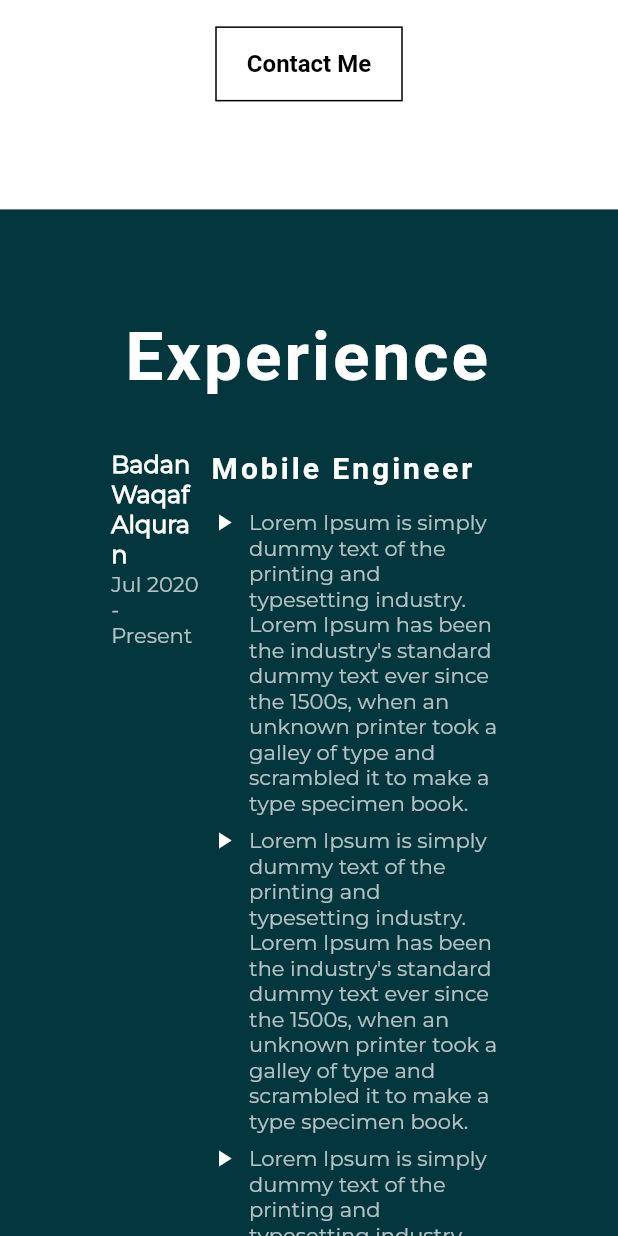
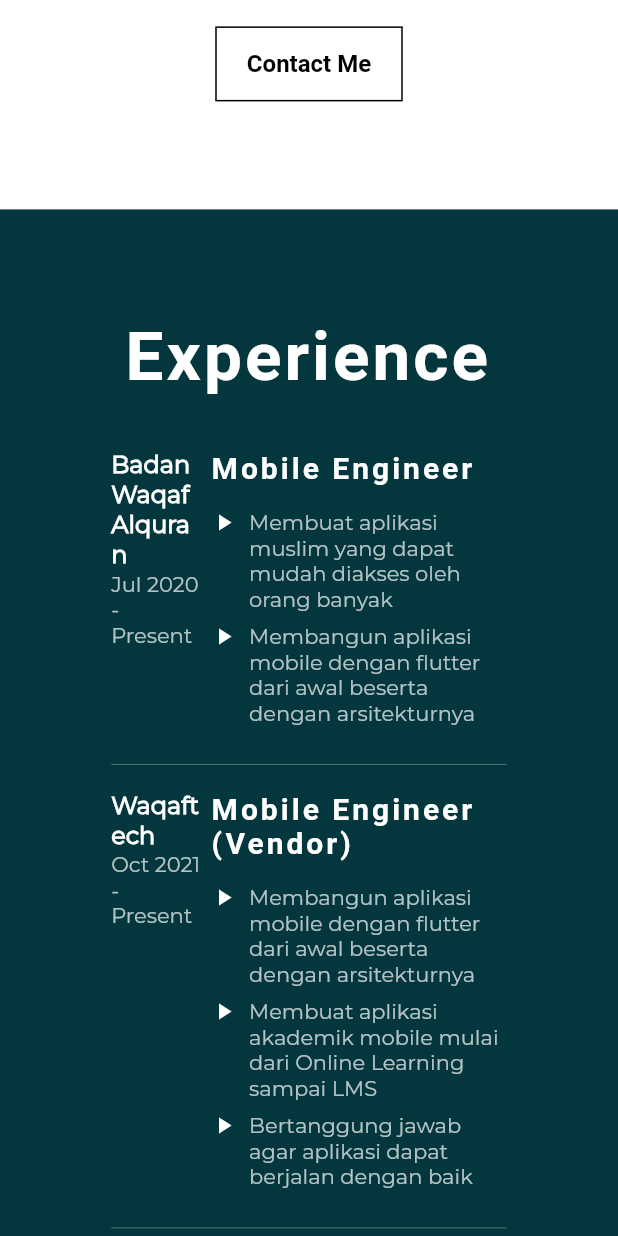
Before and after one commit to zuludin04/portfolio, a Flutter app: the screen it shows after launch, scrolled down 1152 dp, on a phone screen of 412 x 824 dp. Run offline on Flutter 3.47's test engine with Material 2 defaults, Android fonts, the phone set to English and light mode, and no system bars; drawn by our look-alikes of animated_background; our stand-ins replace flutter_svg, get, sliver_tools; missing offline and left inert: dart:html.

Commit message:
use data for experience dan project

```diff
--- a/lib/utils/contants.dart
+++ b/lib/utils/contants.dart
@@ -8,18 +8,14 @@ import 'package:portfolio/ui/widgets/sliding_button.dart';
 var about =
     "Hallo, saya Zulfikar Mauludin. Saya seorang front-end developer yang berfokus pada aplikasi mobile. Mulai terjun ke dunia developer pada tahun 2017, karena menurut saya membuat aplikasi itu seperti menyelesaikan puzzle dalam kehidupan sehari-hari. Saat ini saya sedang mengerjakan 2 aplikasi utama, yaitu aplikasi muslim dan juga online learning.";
 
-var lorem =
-    'Lorem Ipsum is simply dummy text of the printing and typesetting industry. Lorem Ipsum has been the industry\'s standard dummy text ever since the 1500s, when an unknown printer took a galley of type and scrambled it to make a type specimen book.';
-
 var experiences = [
   Experience(
     company: 'Badan Waqaf Alquran',
     duration: 'Jul 2020 - Present',
     position: 'Mobile Engineer',
     tasks: [
-      'Lorem Ipsum is simply dummy text of the printing and typesetting industry. Lorem Ipsum has been the industry\'s standard dummy text ever since the 1500s, when an unknown printer took a galley of type and scrambled it to make a type specimen book.',
-      'Lorem Ipsum is simply dummy text of the printing and typesetting industry. Lorem Ipsum has been the industry\'s standard dummy text ever since the 1500s, when an unknown printer took a galley of type and scrambled it to make a type specimen book.',
-      'Lorem Ipsum is simply dummy text of the printing and typesetting industry. Lorem Ipsum has been the industry\'s standard dummy text ever since the 1500s, when an unknown printer took a galley of type and scrambled it to make a type specimen book.',
+      'Membuat aplikasi muslim yang dapat mudah diakses oleh orang banyak',
+      'Membangun aplikasi mobile dengan flutter dari awal beserta dengan arsitekturnya',
     ],
   ),
   Experience(
@@ -27,9 +23,9 @@ var experiences = [
     duration: 'Oct 2021 - Present',
     position: 'Mobile Engineer (Vendor)',
     tasks: [
-      'Lorem Ipsum is simply dummy text of the printing and typesetting industry. Lorem Ipsum has been the industry\'s standard dummy text ever since the 1500s, when an unknown printer took a galley of type and scrambled it to make a type specimen book.',
-      'Lorem Ipsum is simply dummy text of the printing and typesetting industry. Lorem Ipsum has been the industry\'s standard dummy text ever since the 1500s, when an unknown printer took a galley of type and scrambled it to make a type specimen book.',
-      'Lorem Ipsum is simply dummy text of the printing and typesetting industry. Lorem Ipsum has been the industry\'s standard dummy text ever since the 1500s, when an unknown printer took a galley of type and scrambled it to make a type specimen book.',
+      'Membangun aplikasi mobile dengan flutter dari awal beserta dengan arsitekturnya',
+      'Membuat aplikasi akademik mobile mulai dari Online Learning sampai LMS',
+      'Bertanggung jawab agar aplikasi dapat berjalan dengan baik',
     ],
   ),
   Experience(
@@ -37,9 +33,9 @@ var experiences = [
     duration: 'Jan 2020 - Jun 2020',
     position: 'Mobile Engineer',
     tasks: [
-      'Lorem Ipsum is simply dummy text of the printing and typesetting industry. Lorem Ipsum has been the industry\'s standard dummy text ever since the 1500s, when an unknown printer took a galley of type and scrambled it to make a type specimen book.',
-      'Lorem Ipsum is simply dummy text of the printing and typesetting industry. Lorem Ipsum has been the industry\'s standard dummy text ever since the 1500s, when an unknown printer took a galley of type and scrambled it to make a type specimen book.',
-      'Lorem Ipsum is simply dummy text of the printing and typesetting industry. Lorem Ipsum has been the industry\'s standard dummy text ever since the 1500s, when an unknown printer took a galley of type and scrambled it to make a type specimen book.',
+      'Bertanggung jawab agar fitur Replenishment berjalan dengan baik pada aplikasi Toyota (TMIIN)',
+      'Memastikan agar aplikasi BisaBerbagi bisa release dan semua fitur dapat berjalan dengan baik',
+      'Memperbaiki kode aplikasi BisaBerbagi agar lebih robust',
     ],
   ),
 ];
@@ -47,7 +43,7 @@ var experiences = [
 var projects = [
   Project(
     name: 'Mumtaaz',
-    description: lorem,
+    description: 'Aplikasi muslim untuk Wakif (user) BWA agar bisa berdonasi dengan mudah',
     image: 'assets/Mumtaaz.png',
     company: 'BWA',
     link: Link(
@@ -62,7 +58,7 @@ var projects = [
   ),
   Project(
     name: 'Pintar Kerja',
-    description: lorem,
+    description: 'Aplikasi online learning berbasis Flutter yang bisa dipakai oleh siapa saja',
     image: 'assets/pintar-kerja.png',
     company: 'Waqaftech',
     link: Link(type: 2, url: ''),
@@ -74,7 +70,7 @@ var projects = [
   ),
   Project(
     name: 'During',
-    description: lorem,
+    description: 'Aplikasi pencacatan pengeluaran dan pemasukan, agar dapat dengan mudah ditinjau',
     image: 'assets/Mumtaaz.png',
     company: 'Personal',
     link: Link(
@@ -89,9 +85,9 @@ var projects = [
   ),
   Project(
     name: 'Bisa Berbagi',
-    description: lorem,
+    description: 'Apliasi berbasis muslimah yang juga menampung salah satu produk PT. Amanah yaitu BerbagiLink',
     image: 'assets/bisaberbagi.jpg',
-    company: 'Amanah',
+    company: 'PT. Amanah Karya Indonesia',
     link: Link(
         type: 1,
         url:
@@ -103,7 +99,7 @@ var projects = [
   ),
   Project(
     name: 'Akademik Pintar Kerja',
-    description: lorem,
+    description: 'Aplikasi LMS yang bisa digunakan oleh sekolah dan juga murid untuk mempermudah proses belajar mengajar',
     image: 'assets/Mumtaaz.png',
     company: 'Waqaftech',
     link: Link(type: 2, url: ''),
```
